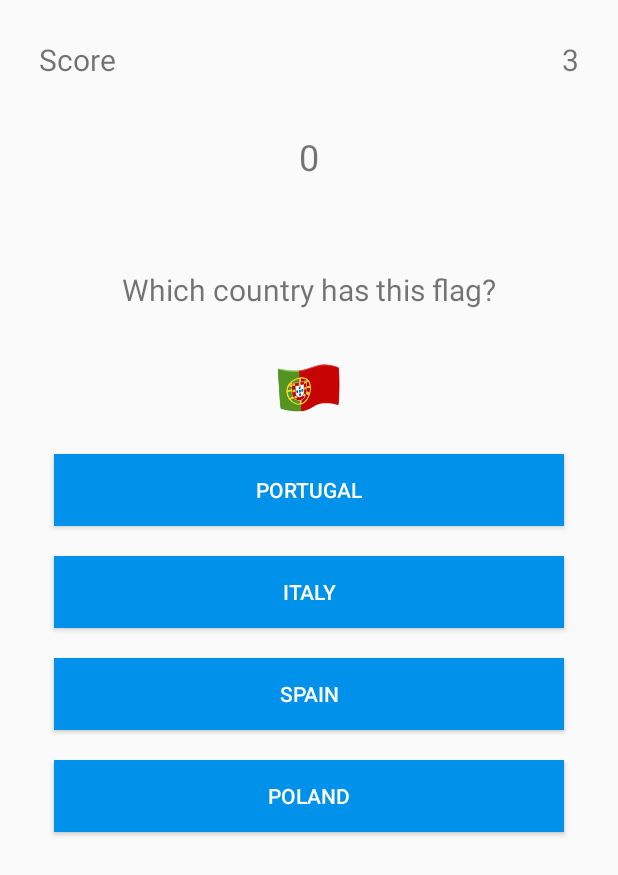
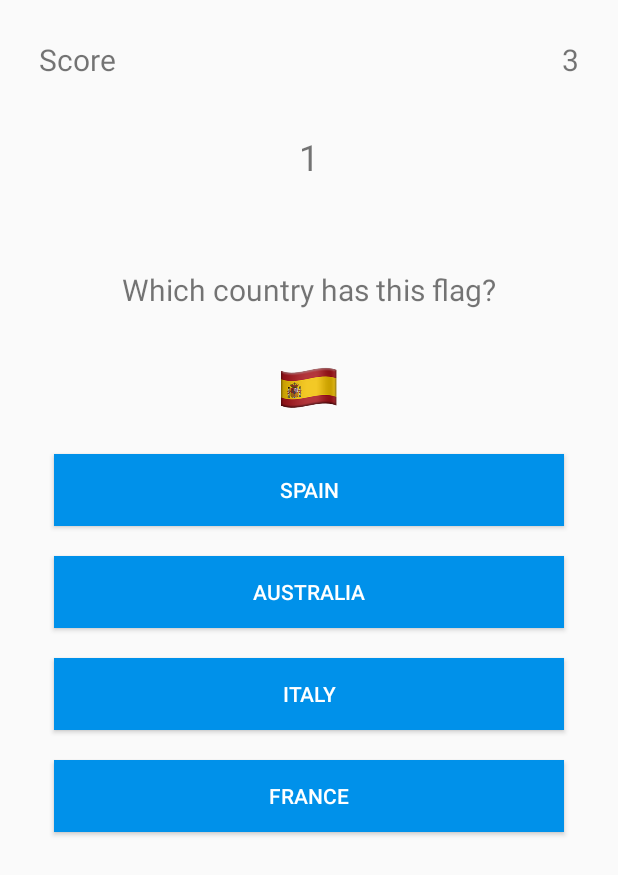
Before and after one commit to tomasvcaldas/URJC-LDM-T1, an Android app: the FlagsActivity screen opened directly, with no data from a screen before it, on a phone screen of 412 x 824 dp. Shown: the top 875 px of the screen. Run offline under Robolectric (Android 15) with nearby library versions, the light colour scheme and no system bars.

Commit message:
Shuffled answers. Still, needs refactoring.

```diff
--- a/app/src/main/AndroidManifest.xml
+++ b/app/src/main/AndroidManifest.xml
@@ -15,7 +15,7 @@
                 <category android:name="android.intent.category.LAUNCHER" />
             </intent-filter>
         </activity>
-        <activity android:name=".QuizActivity">
+        <activity android:name=".CapitalsActivity">
             <intent-filter>
                 <action android:name="android.intent.action.MAIN" />
                 <category android:name="android.intent.category.LAUNCHER" />
--- a/app/src/main/java/urjc/ldpquiz/FlagsActivity.java
+++ b/app/src/main/java/urjc/ldpquiz/FlagsActivity.java
@@ -12,7 +12,9 @@ import android.widget.ImageView;
 import android.widget.TextView;
 import android.widget.Toast;
 
-public class FlagsActivity extends AppCompatActivity {
+import java.util.Random;
+
+public class FlagsActivity extends AppCompatActivity{
 
     private FlagsQuestionsAndAnswers questionsAndAnswes = new FlagsQuestionsAndAnswers();
 
@@ -74,7 +76,8 @@ public class FlagsActivity extends AppCompatActivity {
     }
 
     private void updateQuestion(){
-        //generate random question (Question number)
+
+        generateRandomQuestionNumber();
 
         flag.setVisibility(ImageView.VISIBLE);
         final int resourceId = resources.getIdentifier(questionsAndAnswes.getQuestionFlag(questionNumber),
@@ -82,13 +85,14 @@ public class FlagsActivity extends AppCompatActivity {
 
         flag.setImageDrawable(resources.getDrawable(resourceId));
 
-        answer1.setText(questionsAndAnswes.getAnswer1(questionNumber));
-        answer2.setText(questionsAndAnswes.getAnswer2(questionNumber));
-        answer3.setText(questionsAndAnswes.getAnswer3(questionNumber));
-        answer4.setText(questionsAndAnswes.getAnswer4(questionNumber));
+        String[] answers = questionsAndAnswes.getSuffledAnswers(questionNumber);
+
+        answer1.setText(answers[0]);
+        answer2.setText(answers[1]);
+        answer3.setText(answers[2]);
+        answer4.setText(answers[3]);
         correctAnswer = questionsAndAnswes.getCorrectAnswer(questionNumber);
 
-        questionNumber++;
     }
 
     private void checkAnswer(Button answer){
@@ -117,4 +121,20 @@ public class FlagsActivity extends AppCompatActivity {
     private void updateScore(int score){
         scoreView.setText("" + score);
     }
+
+    private void generateRandomQuestionNumber(){
+        Random r = new Random();
+        int low = 0;
+        int high = questionsAndAnswes.getNumberOfQuestions();
+        questionNumber = r.nextInt(high-low) + low;
+
+        // Verification to disable repeated questions
+        if (!questionsAndAnswes.checkForAlreadySelectedQuestion(questionNumber)){
+            questionsAndAnswes.addQuestionToSelectedOnes(questionNumber);
+            int newStep = Integer.parseInt(stepView.getText().toString()) + 1;
+            stepView.setText(Integer.toString(newStep));
+        } else {
+            generateRandomQuestionNumber();
+        }
+    }
 }
--- a/app/src/main/java/urjc/ldpquiz/FlagsQuestionsAndAnswers.java
+++ b/app/src/main/java/urjc/ldpquiz/FlagsQuestionsAndAnswers.java
@@ -1,21 +1,27 @@
 package urjc.ldpquiz;
 
 import android.graphics.drawable.Drawable;
+import android.util.Log;
 
+import java.util.Arrays;
+import java.util.Collection;
+import java.util.Collections;
+import java.util.List;
 import java.util.Vector;
 
 public class FlagsQuestionsAndAnswers {
 
     private String question = "Which country has this flag?";
 
-    private String flags [] = {"portugal_flag", "spain_flag"};
+    private String flags [] = {"portugal_flag", "spain_flag", "italy_flag"};
 
     private String answers [][] = {
             {"Portugal", "Italy", "Spain", "Poland"},
-            {"France", "Italy", "Spain", "Australia"}
+            {"France", "Italy", "Spain", "Australia"},
+            {"Peru", "Italy", "Spain", "Mexico"},
     };
 
-    private String correctAnswers [] = {"Portugal", "Spain"};
+    private String correctAnswers [] = {"Portugal", "Spain", "Italy"};
 
     private Vector<Integer> alreadySelectedQuestions = new Vector<>();
 
@@ -25,20 +31,10 @@ public class FlagsQuestionsAndAnswers {
 
     public String getQuestionFlag(int i) { return flags[i]; }
 
-    public String getAnswer1(int i){
-        return answers[i][0];
-    }
-
-    public String getAnswer2(int i){
-        return answers[i][1];
-    }
-
-    public String getAnswer3(int i){
-       return answers[i][2];
-    }
-
-    public String getAnswer4(int i){
-        return answers[i][3];
+    public String[] getSuffledAnswers(int i){
+        List<String> list = Arrays.asList(answers[i]);
+        Collections.shuffle(list);
+        return list.toArray(new String[0]);
     }
 
     public String getCorrectAnswer(int i){
--- a/app/src/main/java/urjc/ldpquiz/MenuActivity.java
+++ b/app/src/main/java/urjc/ldpquiz/MenuActivity.java
@@ -2,10 +2,8 @@ package urjc.ldpquiz;
 
 import android.content.Intent;
 import android.os.Bundle;
-import android.support.annotation.Nullable;
 import android.support.v7.app.AppCompatActivity;
 import android.util.Log;
-import android.view.Menu;
 import android.view.View;
 import android.widget.Button;
 
@@ -28,7 +26,7 @@ public class MenuActivity extends AppCompatActivity {
             @Override
             public void onClick(View v) {
                 Log.d("myTag", "Play Capitals Game");
-                Intent intent = new Intent(MenuActivity.this, QuizActivity.class);
+                Intent intent = new Intent(MenuActivity.this, CapitalsActivity.class);
                 startActivity(intent);
                 finish();
             }
--- /dev/null
+++ b/app/src/main/java/urjc/ldpquiz/Quizz.java
@@ -0,0 +1,4 @@
+package urjc.ldpquiz;
+
+public class Quizz {
+}
--- a/app/src/main/res/layout/activity_quiz.xml
+++ b/app/src/main/res/layout/activity_quiz.xml
@@ -6,7 +6,7 @@
     android:layout_height="match_parent"
     android:orientation="vertical"
     android:padding="16dp"
-    tools:context=".QuizActivity">
+    tools:context=".Quiz">
 
     <RelativeLayout
         android:layout_width="match_parent"
```
Also changed, not shown: app/src/main/java/urjc/ldpquiz/CapitalsActivity.java (renamed from app/src/main/java/urjc/ldpquiz/QuizActivity.java, +14 -11 lines), app/src/main/java/urjc/ldpquiz/CapitalsQuestionsAndAnswers.java (+7 -14 lines), app/src/main/italy_flag-web.png (added), app/src/main/res/mipmap-hdpi/italy_flag.png (added), app/src/main/res/mipmap-mdpi/italy_flag.png (added), app/src/main/res/mipmap-xhdpi/italy_flag.png (added), app/src/main/res/mipmap-xxhdpi/italy_flag.png (added), app/src/main/res/mipmap-xxxhdpi/italy_flag.png (added).
